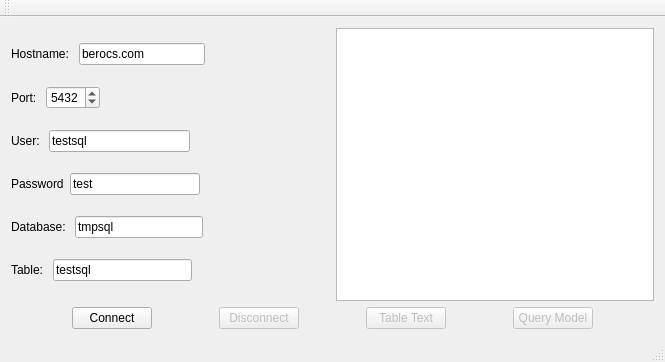
Above: postgresql_test/mainwindow.ui from ctag/cpe453 before the change. Below: the same form after it.
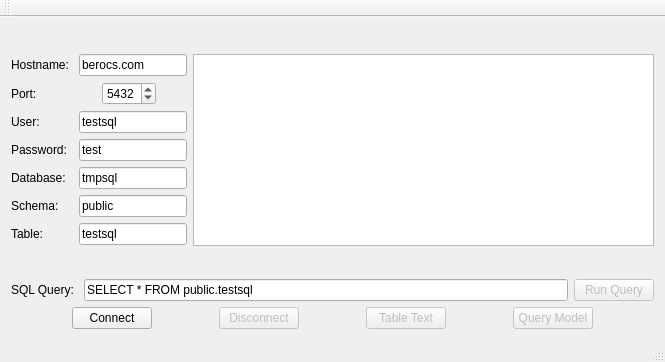
That is the form after the change.

Commit message: working SELECT query in sql demo

```diff
--- a/postgresql_test/mainwindow.ui
+++ b/postgresql_test/mainwindow.ui
@@ -19,8 +19,8 @@
   <widget class="QWidget" name="centralWidget">
    <layout class="QVBoxLayout" name="verticalLayout_3">
     <item>
-     <layout class="QHBoxLayout" name="horizontalLayout_7">
-      <item>
+     <layout class="QFormLayout" name="formLayout_2">
+      <item row="0" column="0">
        <layout class="QVBoxLayout" name="verticalLayout_2">
         <item>
          <layout class="QHBoxLayout" name="horizontalLayout_3">
@@ -31,26 +31,13 @@
             </property>
            </widget>
           </item>
-          <item>
+          <item alignment="Qt::AlignLeft">
            <widget class="QLineEdit" name="lineEdit_hostname">
             <property name="text">
              <string>berocs.com</string>
             </property>
            </widget>
           </item>
-          <item>
-           <spacer name="horizontalSpacer_4">
-            <property name="orientation">
-             <enum>Qt::Horizontal</enum>
-            </property>
-            <property name="sizeHint" stdset="0">
-             <size>
-              <width>40</width>
-              <height>20</height>
-             </size>
-            </property>
-           </spacer>
-          </item>
          </layout>
         </item>
         <item>
@@ -62,7 +49,7 @@
             </property>
            </widget>
           </item>
-          <item>
+          <item alignment="Qt::AlignLeft">
            <widget class="QSpinBox" name="spinBox_port">
             <property name="maximum">
              <number>9999</number>
@@ -72,19 +59,6 @@
             </property>
            </widget>
           </item>
-          <item>
-           <spacer name="horizontalSpacer_7">
-            <property name="orientation">
-             <enum>Qt::Horizontal</enum>
-            </property>
-            <property name="sizeHint" stdset="0">
-             <size>
-              <width>40</width>
-              <height>20</height>
-             </size>
-            </property>
-           </spacer>
-          </item>
          </layout>
         </item>
         <item>
@@ -96,26 +70,13 @@
             </property>
            </widget>
           </item>
-          <item>
+          <item alignment="Qt::AlignLeft">
            <widget class="QLineEdit" name="lineEdit_user">
             <property name="text">
              <string>testsql</string>
             </property>
            </widget>
           </item>
-          <item>
-           <spacer name="horizontalSpacer_3">
-            <property name="orientation">
-             <enum>Qt::Horizontal</enum>
-            </property>
-            <property name="sizeHint" stdset="0">
-             <size>
-              <width>40</width>
-              <height>20</height>
-             </size>
-            </property>
-           </spacer>
-          </item>
          </layout>
         </item>
         <item>
@@ -123,30 +84,17 @@
           <item>
            <widget class="QLabel" name="label_password">
             <property name="text">
-             <string>Password</string>
+             <string>Password: </string>
             </property>
            </widget>
           </item>
-          <item>
+          <item alignment="Qt::AlignLeft">
            <widget class="QLineEdit" name="lineEdit_password">
             <property name="text">
              <string>test</string>
             </property>
            </widget>
           </item>
-          <item>
-           <spacer name="horizontalSpacer_6">
-            <property name="orientation">
-             <enum>Qt::Horizontal</enum>
-            </property>
-            <property name="sizeHint" stdset="0">
-             <size>
-              <width>40</width>
-              <height>20</height>
-             </size>
-            </property>
-           </spacer>
-          </item>
          </layout>
         </item>
         <item>
@@ -158,25 +106,30 @@
             </property>
            </widget>
           </item>
-          <item>
+          <item alignment="Qt::AlignLeft">
            <widget class="QLineEdit" name="lineEdit_database">
             <property name="text">
              <string>tmpsql</string>
             </property>
            </widget>
           </item>
+         </layout>
+        </item>
+        <item>
+         <layout class="QHBoxLayout" name="horizontalLayout_9">
           <item>
-           <spacer name="horizontalSpacer_8">
-            <property name="orientation">
-             <enum>Qt::Horizontal</enum>
+           <widget class="QLabel" name="label_schema">
+            <property name="text">
+             <string>Schema: </string>
             </property>
-            <property name="sizeHint" stdset="0">
-             <size>
-              <width>40</width>
-              <height>20</height>
-             </size>
+           </widget>
+          </item>
+          <item alignment="Qt::AlignLeft">
+           <widget class="QLineEdit" name="lineEdit_schema">
+            <property name="text">
+             <string>public</string>
             </property>
-           </spacer>
+           </widget>
           </item>
          </layout>
         </item>
@@ -189,35 +142,50 @@
             </property>
            </widget>
           </item>
-          <item>
+          <item alignment="Qt::AlignLeft">
            <widget class="QLineEdit" name="lineEdit_table">
             <property name="text">
              <string>testsql</string>
             </property>
            </widget>
           </item>
-          <item>
-           <spacer name="horizontalSpacer_5">
-            <property name="orientation">
-             <enum>Qt::Horizontal</enum>
-            </property>
-            <property name="sizeHint" stdset="0">
-             <size>
-              <width>40</width>
-              <height>20</height>
-             </size>
-            </property>
-           </spacer>
-          </item>
          </layout>
         </item>
        </layout>
       </item>
-      <item>
+      <item row="0" column="1">
        <widget class="QTextBrowser" name="textBrowser_output"/>
       </item>
      </layout>
     </item>
+    <item>
+     <layout class="QHBoxLayout" name="horizontalLayout_7">
+      <item>
+       <widget class="QLabel" name="label_query">
+        <property name="text">
+         <string>SQL Query: </string>
+        </property>
+       </widget>
+      </item>
+      <item>
+       <widget class="QLineEdit" name="lineEdit_query">
+        <property name="text">
+         <string>SELECT * FROM public.testsql</string>
+        </property>
+       </widget>
+      </item>
+      <item>
+       <widget class="QPushButton" name="pushButton_runQuery">
+        <property name="enabled">
+         <bool>false</bool>
+        </property>
+        <property name="text">
+         <string>Run Query</string>
+        </property>
+       </widget>
+      </item>
+     </layout>
+    </item>
     <item>
      <layout class="QHBoxLayout" name="horizontalLayout">
       <item>
```
Left out of the diff: 2 changed lines with no effect on the pictures. The commit also changes 4 other files.
